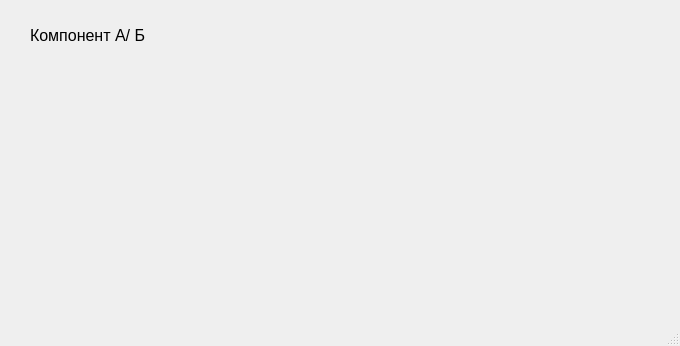
ivanzuev78/Glass_transition_math, file windows/EEWAHEW.ui: the form before one commit.
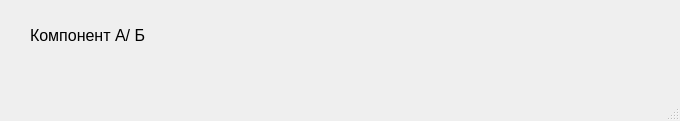
The form after the commit.

Diff of the .ui file:
```diff
--- a/windows/EEWAHEW.ui
+++ b/windows/EEWAHEW.ui
@@ -7,7 +7,7 @@
     <x>0</x>
     <y>0</y>
     <width>680</width>
-    <height>346</height>
+    <height>121</height>
    </rect>
   </property>
   <property name="font">
```
